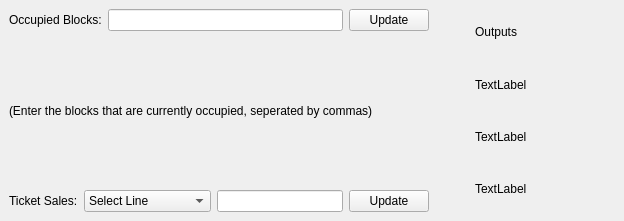
Old version of the form CTC/CTC_Testbench.ui in the repository asmithie13/ECE-1140.
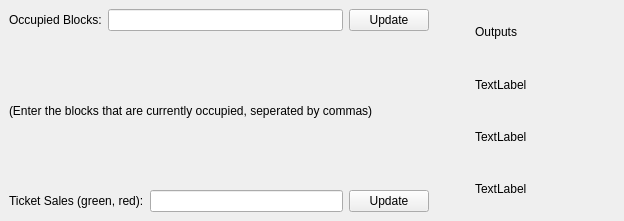
New version of the form.

Commit message: Updating Throughput graph functionality for red and green lines, including from testbench

```diff
--- a/CTC/CTC_Testbench.ui
+++ b/CTC/CTC_Testbench.ui
@@ -54,23 +54,14 @@
          </widget>
         </item>
         <item>
-         <layout class="QHBoxLayout" name="TicketSaleLayout" stretch="1,2,2,0">
+         <layout class="QHBoxLayout" name="TicketSaleLayout" stretch="1,2,0">
           <item>
            <widget class="QLabel" name="TicketSalesLabel">
             <property name="text">
-             <string>Ticket Sales:</string>
+             <string>Ticket Sales (green, red):</string>
             </property>
            </widget>
           </item>
-          <item>
-           <widget class="QComboBox" name="LineSelect">
-            <item>
-             <property name="text">
-              <string>Select Line</string>
-             </property>
-            </item>
-           </widget>
-          </item>
           <item>
            <widget class="QLineEdit" name="TicketSalesField"/>
           </item>
```
The commit also changes 8 other files.
